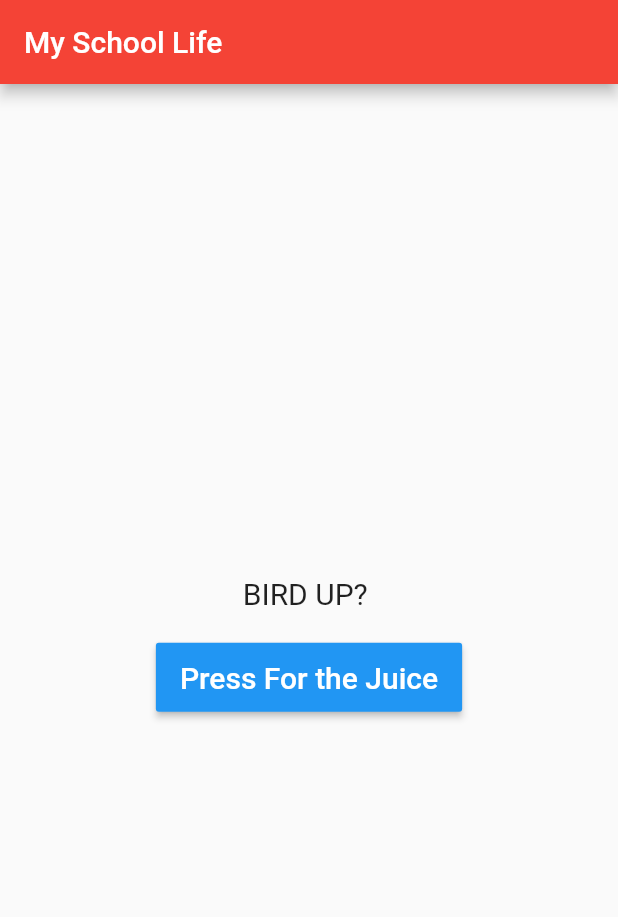
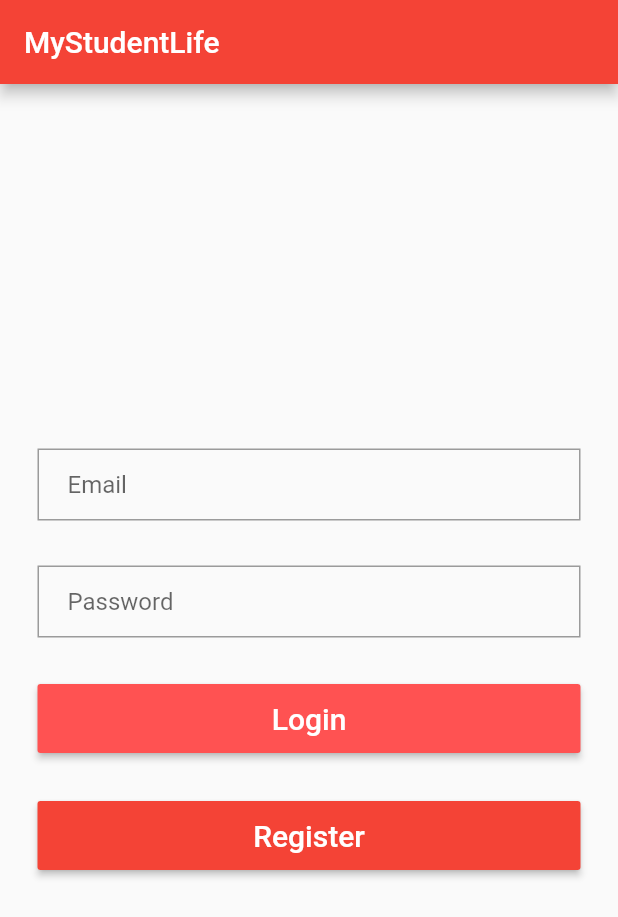
Before and after one commit to ThomasDelaney/athena_prototype, a Flutter app: the screen it shows after launch, on a phone screen of 412 x 824 dp. Shown: the top 917 px of the screen. Run offline on Flutter 3.47's test engine with Material 2 defaults, Android fonts, the phone set to English and light mode, and no system bars.

Commit message:
user can sign up, email and password check implemented, re-enter password check still to be done

```diff
--- a/back end/requirements.txt
+++ b/back end/requirements.txt
@@ -1,2 +1,4 @@
 Flask==1.0.2
 gunicorn==19.9.0
+Pyrebase==3.0.27
+Requests==2.20.0
--- /dev/null
+++ b/my_school_life_prototype/lib/login_page.dart
@@ -0,0 +1,106 @@
+import 'package:flutter/material.dart';
+import 'register_page.dart';
+import 'dart:async';
+import 'dart:convert';
+
+class LoginPage extends StatefulWidget {
+
+  @override
+  _LoginPageState createState() => _LoginPageState();
+}
+
+class _LoginPageState extends State<LoginPage> {
+  final emailController = new TextEditingController();
+  final passwordController = new TextEditingController();
+
+  void updateText(String newEmail, String newPass)
+  {
+    setState(() {
+      emailController.text = newEmail;
+      passwordController.text = newPass;
+    });
+  }
+
+  @override
+  Widget build(BuildContext context){
+    final email = new TextFormField(
+      keyboardType: TextInputType.emailAddress,
+      autofocus: false,
+      controller: emailController,
+      decoration: InputDecoration(
+        hintText: "Email",
+        contentPadding: EdgeInsets.fromLTRB(20.0, 10.0, 20.0, 10.0),
+        border: OutlineInputBorder(
+          borderRadius: BorderRadius.zero
+        )
+      ),
+    );
+
+    final password = new TextFormField(
+      autofocus: false,
+      controller: passwordController,
+      obscureText: true,
+      decoration: InputDecoration(
+          hintText: "Password",
+          contentPadding: EdgeInsets.fromLTRB(20.0, 10.0, 20.0, 10.0),
+          border: OutlineInputBorder(
+              borderRadius: BorderRadius.zero
+          )
+      ),
+    );
+
+    final loginButton = ButtonTheme(
+        minWidth: 30.0,
+        height: 46.0,
+        child: new RaisedButton(
+          child: new Text("Login", style: new TextStyle(color: Colors.white, fontSize: 20.0)),
+          color: Colors.redAccent,
+          onPressed: test
+        )
+    );
+
+    final registerButton = ButtonTheme(
+        minWidth: 30.0,
+        height: 46.0,
+        child: new RaisedButton(
+            child: new Text("Register", style: new TextStyle(color: Colors.white, fontSize: 20.0)),
+            color: Colors.red,
+            onPressed: receiveUserData
+        )
+    );
+
+
+    return new Scaffold(
+          appBar: new AppBar(
+          title: new Text("MyStudentLife"),
+          ),
+          body: new Center(
+            child: new ListView(
+              shrinkWrap: true,
+              padding: EdgeInsets.only(left: 25.0, right: 25.0),
+            children: <Widget>[
+              email,
+              SizedBox(height: 30.0),
+              password,
+              SizedBox(height: 30.0),
+              loginButton,
+              SizedBox(height: 30.0),
+              registerButton
+            ]
+          )
+        )
+      );
+    }
+
+  Future<void> receiveUserData() async
+  {
+    var userInfo = await Navigator.pushNamed(context, RegisterPage.routeName);
+    Map<String, dynamic> userJson = json.decode(userInfo);
+    updateText(userJson['username'], userJson['password']);
+  }
+
+  void test()
+  {
+    print("test");
+  }
+}
--- a/my_school_life_prototype/lib/main.dart
+++ b/my_school_life_prototype/lib/main.dart
@@ -3,6 +3,8 @@ import 'dart:math';
 import 'dart:async';
 import 'dart:convert';
 import 'package:http/http.dart' as http;
+import 'login_page.dart';
+import 'register_page.dart';
 
 void main() => runApp(new MyApp());
 
@@ -10,6 +12,10 @@ class MyApp extends StatelessWidget {
   // This widget is the root of your application.
   @override
   Widget build(BuildContext context) {
+    var routes = <String, WidgetBuilder> {
+      RegisterPage.routeName: (BuildContext context) => new RegisterPage(pageTitle: "Register")
+    };
+
     return new MaterialApp(
       title: 'Flutter Demo',
       debugShowCheckedModeBanner: false,
@@ -24,7 +30,8 @@ class MyApp extends StatelessWidget {
         // counter didn't reset back to zero; the application is not restarted.
         primarySwatch: Colors.red,
       ),
-      home: new MyHomePage(title: 'My School Life'),
+      home: LoginPage(),
+      routes: routes,
     );
   }
 }
```
Also changed, not shown: my_school_life_prototype/lib/register_page.dart (added, +189 -0 lines), 1 other file.
